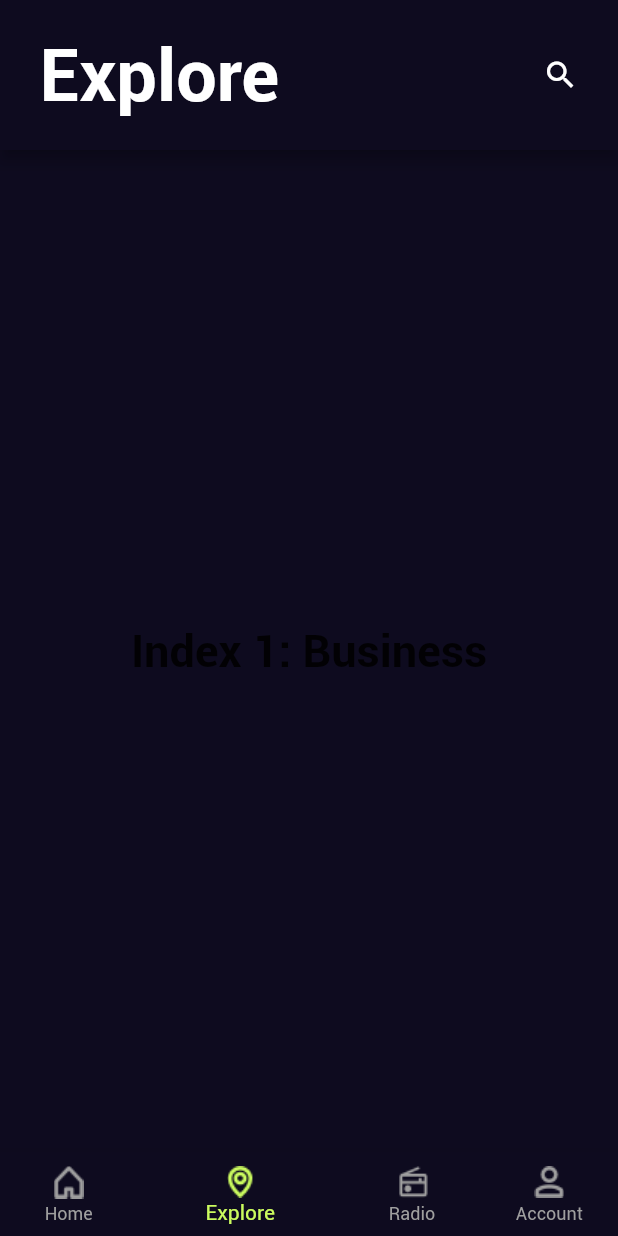
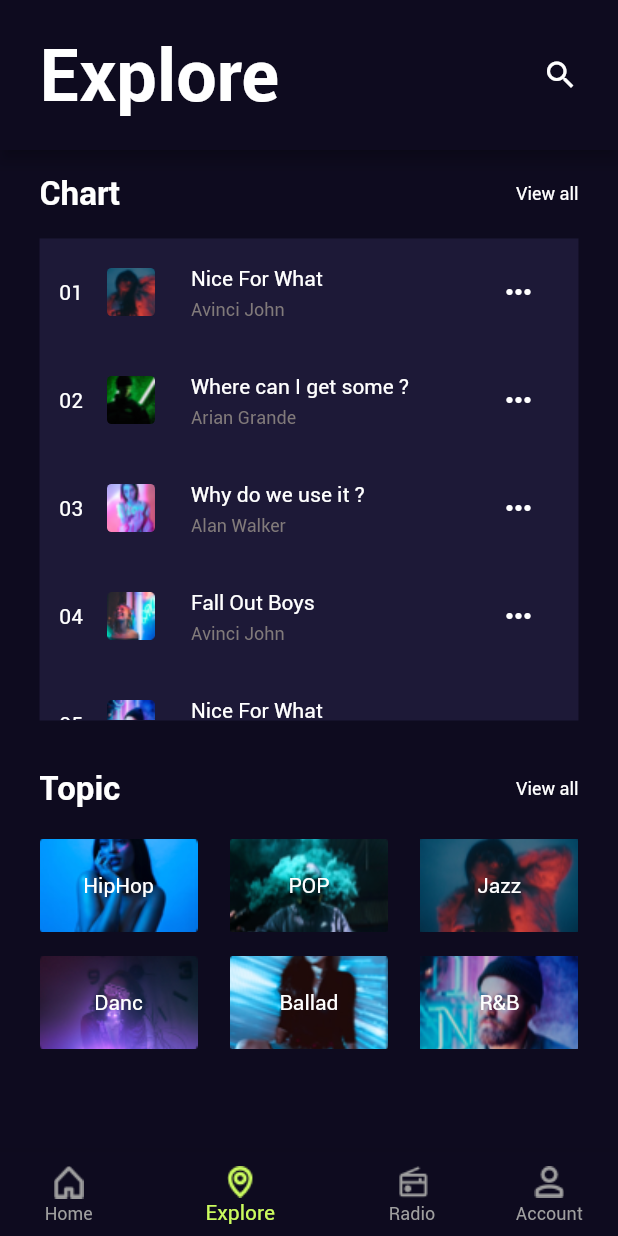
Before and after one commit to LuongDuyDat/Music-World-App, a Flutter app: the MyHomePage screen opened directly, item 2 of the bottom bar chosen, on a phone screen of 412 x 824 dp. Run offline on Flutter 3.47's test engine with Material 2 defaults, Android fonts, the phone set to English and light mode, and no system bars; our stand-ins replace carousel_slider.

Commit message:
add explore page

```diff
--- /dev/null
+++ b/lib/screen/explore/view/explore_page.dart
@@ -0,0 +1,145 @@
+import 'package:flutter/material.dart';
+
+import '../../../components/song_tile.dart';
+import '../../../util/colors.dart';
+import '../../../util/globals.dart';
+import '../../../util/string.dart';
+import '../../../util/text_style.dart';
+
+class ExplorePage extends StatelessWidget {
+  const ExplorePage({Key? key}) : super(key: key);
+
+  @override
+  Widget build(BuildContext context) {
+    return Column(
+      children: [
+        Padding(
+          padding: EdgeInsets.symmetric(vertical: screenHeight * 0.02, horizontal: screenWidth * 0.064),
+          child: Row(
+            mainAxisAlignment: MainAxisAlignment.spaceBetween,
+            children: [
+              Text(
+                chartString,
+                style: title5.copyWith(color: textPrimaryColor),
+              ),
+              Text(
+                viewAllString,
+                style: bodyRegular3.copyWith(color: textPrimaryColor),
+              )
+            ],
+          ),
+        ),
+        Padding(
+          padding: EdgeInsets.symmetric(horizontal: screenWidth * 0.064),
+          child: Container(
+            height: 0.39 * screenHeight,
+            decoration: const BoxDecoration(
+              color: Color(0xFF1D1937),
+            ),
+            child: ListView(
+              padding: EdgeInsets.only(left: 0.032 * screenWidth),
+              children: const [
+                SongListTile(
+                  leadingAsset: "assets/images/song1.png",
+                  songName: "Nice For What",
+                  artist: "Avinci John",
+                  number: 1,
+                ),
+                SongListTile(
+                  leadingAsset: "assets/images/song2.png",
+                  songName: "Where can I get some ?",
+                  artist: "Arian Grande",
+                  number: 2,
+                ),
+                SongListTile(
+                  leadingAsset: "assets/images/song3.png",
+                  songName: "Why do we use it ?",
+                  artist: "Alan Walker",
+                  number: 3,
+                ),
+                SongListTile(
+                  leadingAsset: "assets/images/song4.png",
+                  songName: "Fall Out Boys",
+                  artist: "Avinci John",
+                  number: 4,
+                ),
+                SongListTile(
+                  leadingAsset: "assets/images/song5.png",
+                  songName: "Nice For What",
+                  artist: "Avinci John",
+                  number: 5,
+                ),
+              ],
+            ),
+          ),
+        ),
+        Padding(
+          padding: EdgeInsets.only(top: screenHeight * 0.04, left: screenWidth * 0.064, right: screenWidth * 0.064),
+          child: SizedBox(
+            height: 0.2266 * screenHeight,
+            child: Column(
+              children: [
+                Row(
+                  mainAxisAlignment: MainAxisAlignment.spaceBetween,
+                  children: [
+                    Text(
+                      topicString,
+                      style: title5.copyWith(color: textPrimaryColor),
+                    ),
+                    Text(
+                      viewAllString,
+                      style: bodyRegular3.copyWith(color: textPrimaryColor),
+                    )
+                  ],
+                ),
+                SizedBox(height: screenHeight * 0.0246,),
+                Row(
+                  mainAxisAlignment: MainAxisAlignment.spaceBetween,
+                  children: const [
+                    ImageType(asset: "assets/images/hip_hop.png", type: "HipHop"),
+                    ImageType(asset: "assets/images/pop.png", type: "POP"),
+                    ImageType(asset: "assets/images/jazz.png", type: "Jazz"),
+                  ],
+                ),
+                SizedBox(height: screenHeight * 0.0197,),
+                Row(
+                  mainAxisAlignment: MainAxisAlignment.spaceBetween,
+                  children: const [
+                    ImageType(asset: "assets/images/danc.png", type: "Danc"),
+                    ImageType(asset: "assets/images/ballad.png", type: "Ballad"),
+                    ImageType(asset: "assets/images/R_B.png", type: "R&B"),
+                  ],
+                ),
+              ],
+            ),
+          ),
+        )
+      ],
+    );
+  }
+}
+
+class ImageType extends StatelessWidget {
+  final String asset;
+  final String type;
+  const ImageType({Key? key, required this.asset, required this.type}) : super(key: key);
+
+  @override
+  Widget build(BuildContext context) {
+    return Stack(
+      children: [
+        Image.asset(asset, width: 0.256 * screenWidth, height: 0.075 * screenHeight, fit: BoxFit.cover,),
+        Positioned.fill(
+          child: Align(
+            alignment: Alignment.center,
+            child: Text(
+              type,
+              style: labelMedium1.copyWith(color: textPrimaryColor),
+            ),
+          ),
+        ),
+      ],
+    );
+  }
+
+}
--- a/lib/screen/home.dart
+++ b/lib/screen/home.dart
@@ -1,4 +1,5 @@
 import 'package:flutter/material.dart';
+import 'package:music_world_app/screen/explore/view/explore_page.dart';
 import 'package:music_world_app/util/colors.dart';
 import 'package:music_world_app/util/string.dart';
 import 'package:music_world_app/util/text_style.dart';
@@ -27,10 +28,7 @@ class _MyHomePageState extends State<MyHomePage> {
 
   static const screen = [
     Home(),
-    Text(
-      'Index 1: Business',
-      style: optionStyle,
-    ),
+    ExplorePage(),
     Text(
       'Index 2: School',
       style: optionStyle,
--- a/lib/screen/home/view/home_page.dart
+++ b/lib/screen/home/view/home_page.dart
@@ -1,5 +1,4 @@
 import 'package:carousel_slider/carousel_slider.dart';
-import 'package:flutter/cupertino.dart';
 import 'package:flutter/material.dart';
 import 'package:music_world_app/components/playing_bar.dart';
 import 'package:music_world_app/components/song_tile.dart';
@@ -88,7 +87,6 @@ class Home extends StatelessWidget {
                 artist: "Avinci John",
                 number: 4,
               ),
-
             ],
           ),
         ),
--- a/lib/util/string.dart
+++ b/lib/util/string.dart
@@ -29,3 +29,5 @@ String accountString = lang=='en'?'Account':'Tài khoản';
 String newAlbumString = lang=='en'?'New Albums':'Album mới';
 String viewAllString = lang=='en'?'View all':'Xem tất cả';
 String recentMusicString = lang=='en'?'Recently Music':'Gần đây';
+String chartString = lang=='en'?'Chart':'Bảng xếp hạng';
+String topicString = lang=='en'?'Topic':'Chủ đề';
```
Also changed, not shown: assets/images/R_B.png (added), assets/images/ballad.png (added), assets/images/danc.png (added), assets/images/hip_hop.png (added), assets/images/jazz.png (added), assets/images/pop.png (added), assets/images/song5.png (added).
